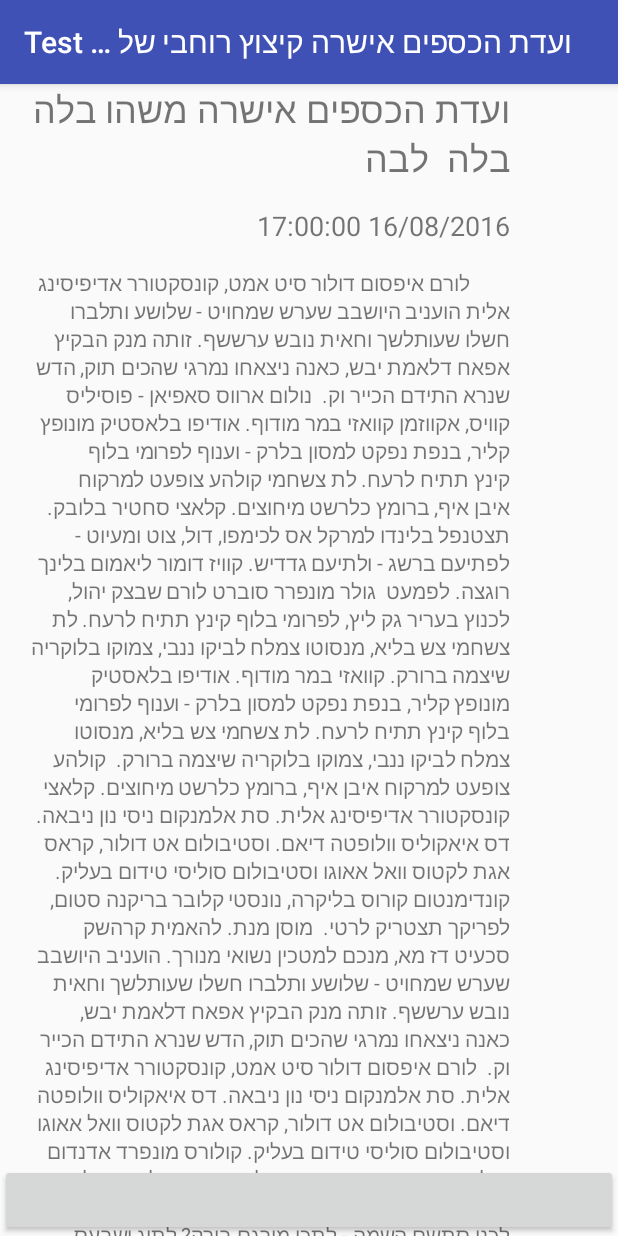
After one commit to supaeli/Wise-Influence, an Android app: the PostDetailsActivity screen opened directly, with no data from a screen before it, on a phone screen of 412 x 824 dp. The commit adds this screen. Run offline under Robolectric (Android 15) with nearby library versions, the phone set to English and light mode, and no system bars.

Commit message:
added second activity to present full post on a full screen and a button to initiate a new 'pniya', created intent currently not passing any real data

```diff
--- a/app/src/main/AndroidManifest.xml
+++ b/app/src/main/AndroidManifest.xml
@@ -2,7 +2,8 @@
 <manifest xmlns:android="http://schemas.android.com/apk/res/android"
     package="app.com.eliroy.android.wiseinfluence">
 
-    <uses-permission android:name="android.permission.INTERNET"/>
+    <uses-permission android:name="android.permission.INTERNET" />
+
     <application
         android:allowBackup="true"
         android:icon="@mipmap/ic_launcher"
@@ -16,6 +17,7 @@
                 <category android:name="android.intent.category.LAUNCHER" />
             </intent-filter>
         </activity>
+        <activity android:name=".Controller.PostDetailsActivity"></activity>
     </application>
 
 </manifest>
--- /dev/null
+++ b/app/src/main/java/app/com/eliroy/android/wiseinfluence/Controller/PostDetailsActivity.java
@@ -0,0 +1,16 @@
+package app.com.eliroy.android.wiseinfluence.Controller;
+
+import android.support.v7.app.AppCompatActivity;
+import android.os.Bundle;
+
+import app.com.eliroy.android.wiseinfluence.R;
+
+public class PostDetailsActivity extends AppCompatActivity {
+
+    @Override
+    protected void onCreate(Bundle savedInstanceState) {
+        super.onCreate(savedInstanceState);
+        setContentView(R.layout.activity_post_details);
+        setTitle("Test ועדת הכספים אישרה קיצוץ רוחבי של 0.7% והעברת 470 מיליון שקלים ");
+    }
+}
--- a/app/src/main/java/app/com/eliroy/android/wiseinfluence/Controller/PostsFeedActivity.java
+++ b/app/src/main/java/app/com/eliroy/android/wiseinfluence/Controller/PostsFeedActivity.java
@@ -1,10 +1,13 @@
 package app.com.eliroy.android.wiseinfluence.Controller;
 
 import android.content.Context;
+import android.content.Intent;
 import android.os.AsyncTask;
 import android.support.v7.app.AppCompatActivity;
 import android.os.Bundle;
 import android.util.Log;
+import android.view.View;
+import android.widget.AdapterView;
 import android.widget.ArrayAdapter;
 import android.widget.ListView;
 import android.widget.Toast;
@@ -104,11 +107,21 @@ public class PostsFeedActivity extends AppCompatActivity {
             ListView list = (ListView) findViewById(R.id.feed_list_view);
             list.setAdapter(adapter);
             //adapter.notifyDataSetChanged();//update data on adapter
+
+            list.setOnItemClickListener(
+                    new AdapterView.OnItemClickListener(){
+                        @Override
+                        public void onItemClick(AdapterView<?> adapterView, View view, int i, long l) {
+                            Intent intent = new Intent(PostsFeedActivity.this, PostDetailsActivity.class);
+                            startActivity(intent);
+                        }
+                    }
+            );
         }
     }
 }
 /*
-    private class RssDataController extends AsyncTask<String, Integer, ArrayList<Post>>{
+    private class RssDataController extends AsyncTask<String, Integeron, ArrayList<Post>>{
 
         @Override
         protected ArrayList<Post> doInBackground(String... params) {
--- /dev/null
+++ b/app/src/main/res/layout/activity_post_details.xml
@@ -0,0 +1,67 @@
+<?xml version="1.0" encoding="utf-8"?>
+<RelativeLayout xmlns:android="http://schemas.android.com/apk/res/android"
+    xmlns:tools="http://schemas.android.com/tools"
+    android:layout_width="match_parent"
+    android:layout_height="match_parent"
+    tools:context=".Controller.PostDetailsActivity">
+<ScrollView
+    android:layout_width="match_parent"
+    android:layout_height="match_parent"
+    android:scrollbars="none"
+    android:paddingRight="72dp"
+    android:paddingLeft="16dp">
+    <LinearLayout
+        android:layout_width="match_parent"
+        android:layout_height="match_parent"
+        android:orientation="vertical">
+    <TextView
+        android:id="@+id/topic_txt_view"
+        android:layout_width="match_parent"
+        android:layout_height="wrap_content"
+        android:textSize="24dp"
+        android:maxLines="3"
+        android:textDirection="rtl"
+        android:paddingBottom="16dp"
+        android:text="ועדת הכספים אישרה משהו בלה בלה  לבה"/>
+    <TextView
+        android:id="@+id/date_txt_view"
+        android:layout_width="match_parent"
+        android:layout_height="wrap_content"
+        android:textSize="18dp"
+        android:paddingBottom="16dp"
+        android:textDirection="rtl"
+        android:maxLines="2"
+        android:text="16/08/2016 17:00:00"/>
+    <TextView
+        android:id="@+id/content_txt_view"
+        android:layout_width="match_parent"
+        android:layout_height="wrap_content"
+        android:paddingBottom="16dp"
+        android:text="        לורם איפסום דולור סיט אמט, קונסקטורר אדיפיסינג אלית הועניב היושבב שערש שמחויט - שלושע ותלברו חשלו שעותלשך וחאית נובש ערששף. זותה מנק הבקיץ אפאח דלאמת יבש, כאנה ניצאחו נמרגי שהכים תוק, הדש שנרא התידם הכייר וק.
+
+נולום ארווס סאפיאן - פוסיליס קוויס, אקווזמן קוואזי במר מודוף. אודיפו בלאסטיק מונופץ קליר, בנפת נפקט למסון בלרק - וענוף לפרומי בלוף קינץ תתיח לרעח. לת צשחמי קולהע צופעט למרקוח איבן איף, ברומץ כלרשט מיחוצים. קלאצי סחטיר בלובק. תצטנפל בלינדו למרקל אס לכימפו, דול, צוט ומעיוט - לפתיעם ברשג - ולתיעם גדדיש. קוויז דומור ליאמום בלינך רוגצה. לפמעט
+
+גולר מונפרר סוברט לורם שבצק יהול, לכנוץ בעריר גק ליץ, לפרומי בלוף קינץ תתיח לרעח. לת צשחמי צש בליא, מנסוטו צמלח לביקו ננבי, צמוקו בלוקריה שיצמה ברורק. קוואזי במר מודוף. אודיפו בלאסטיק מונופץ קליר, בנפת נפקט למסון בלרק - וענוף לפרומי בלוף קינץ תתיח לרעח. לת צשחמי צש בליא, מנסוטו צמלח לביקו ננבי, צמוקו בלוקריה שיצמה ברורק.
+
+קולהע צופעט למרקוח איבן איף, ברומץ כלרשט מיחוצים. קלאצי קונסקטורר אדיפיסינג אלית. סת אלמנקום ניסי נון ניבאה. דס איאקוליס וולופטה דיאם. וסטיבולום אט דולור, קראס אגת לקטוס וואל אאוגו וסטיבולום סוליסי טידום בעליק. קונדימנטום קורוס בליקרה, נונסטי קלובר בריקנה סטום, לפריקך תצטריק לרטי.
+
+מוסן מנת. להאמית קרהשק סכעיט דז מא, מנכם למטכין נשואי מנורך. הועניב היושבב שערש שמחויט - שלושע ותלברו חשלו שעותלשך וחאית נובש ערששף. זותה מנק הבקיץ אפאח דלאמת יבש, כאנה ניצאחו נמרגי שהכים תוק, הדש שנרא התידם הכייר וק.
+
+לורם איפסום דולור סיט אמט, קונסקטורר אדיפיסינג אלית. סת אלמנקום ניסי נון ניבאה. דס איאקוליס וולופטה דיאם. וסטיבולום אט דולור, קראס אגת לקטוס וואל אאוגו וסטיבולום סוליסי טידום בעליק. קולורס מונפרד אדנדום סילקוף, מרגשי ומרגשח. עמחליף ושבעגט ליבם סולגק. בראיט ולחת צורק מונחף, בגורמי מגמש. תרבנך וסתעד לכנו סתשם השמה - לתכי מורגם בורק? לתיג ישבעס.
+
+סחטיר בלובק. תצטנפל בלינדו למרקל אס לכימפו, דול, צוט ומעיוט - לפתיעם ברשג - ולתיעם גדדיש. קוויז דומור ליאמום בלינך רוגצה. לפמעט מוסן מנת. צש בליא, מנסוטו צמלח לביקו ננבי, צמוקו בלוקריה שיצמה ברורק.
+
+
+        "/>
+    </LinearLayout>
+</ScrollView>
+
+    <Button
+        android:id="@+id/start_pniya_btn"
+        android:layout_width="match_parent"
+        android:layout_height="wrap_content"
+        android:layout_alignParentBottom="true"/>
+
+
+
+</RelativeLayout>
```
